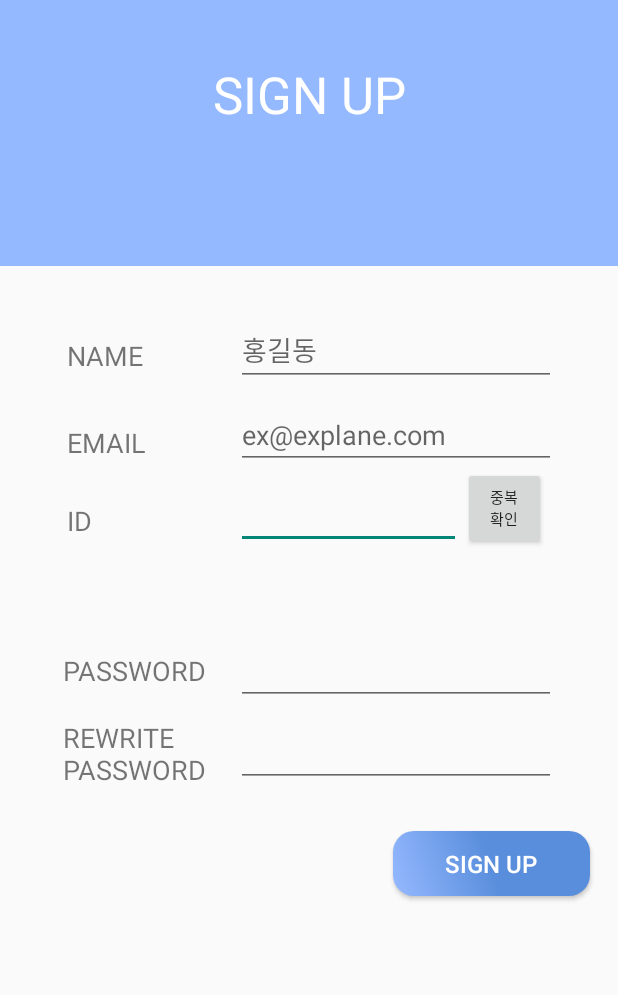
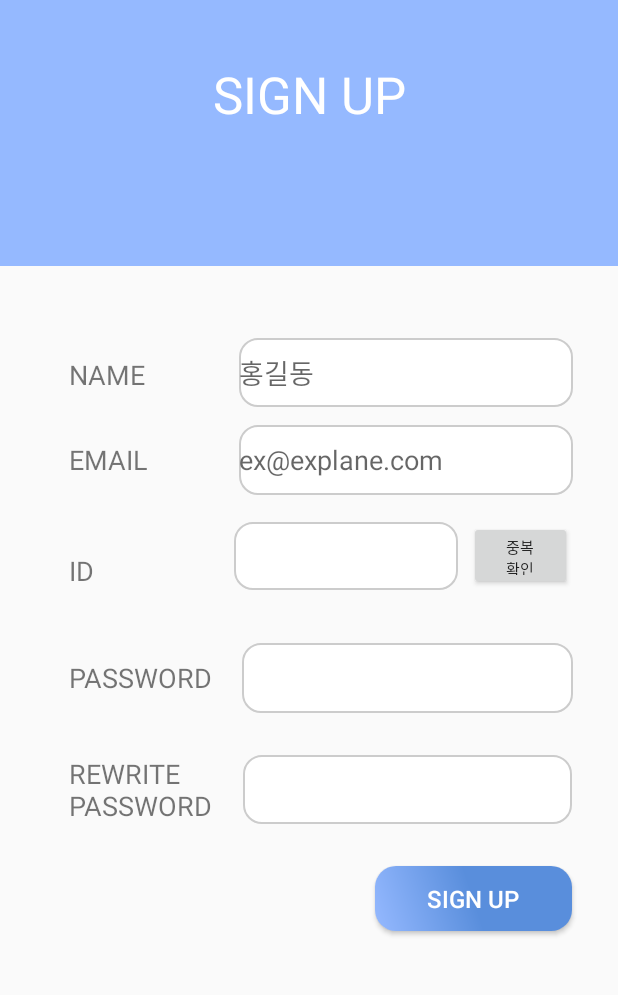
Before and after one commit to taegyeong0225/inha-food-review-app, an Android app: the JoinActivity screen opened directly, with no data from a screen before it, on a phone screen of 412 x 824 dp, the part 95-1090 px from its top. Run offline under Robolectric (Android 15) with nearby library versions, the phone set to English and light mode, and no system bars.

Commit message:
로그인 회원가입 디자인 추가

```diff
--- a/app/src/main/res/layout/activity_join.xml
+++ b/app/src/main/res/layout/activity_join.xml
@@ -44,12 +44,133 @@
         app:layout_constraintTop_toBottomOf="@+id/editPW">
 
         <TextView
+            android:id="@+id/txtInputId"
+            android:layout_width="wrap_content"
+            android:layout_height="wrap_content"
+            android:layout_marginStart="46dp"
+            android:layout_marginTop="49dp"
+            android:layout_marginEnd="93dp"
+            android:text="ID"
+            android:textSize="18sp"
+            app:layout_constraintEnd_toStartOf="@+id/editID"
+            app:layout_constraintStart_toStartOf="parent"
+            app:layout_constraintTop_toBottomOf="@+id/txtInputEmail" />
+
+        <EditText
+            android:id="@+id/editPW"
+            android:layout_width="0dp"
+            android:layout_height="0dp"
+            android:layout_marginEnd="27dp"
+            android:layout_marginBottom="28dp"
+            android:background="@drawable/rounded_edittext"
+            android:ems="10"
+            android:inputType="textPassword"
+            app:layout_constraintBottom_toTopOf="@+id/editCheckPW"
+            app:layout_constraintEnd_toEndOf="parent"
+            app:layout_constraintStart_toEndOf="@+id/txtInputPW"
+            app:layout_constraintTop_toBottomOf="@+id/btnCheckId" />
+
+        <TextView
+            android:id="@+id/txtInputPW"
+            android:layout_width="wrap_content"
+            android:layout_height="wrap_content"
+            android:layout_marginStart="46dp"
+            android:layout_marginEnd="19dp"
+            android:text="PASSWORD"
+            android:textSize="18sp"
+            app:layout_constraintBaseline_toBaselineOf="@+id/editPW"
+            app:layout_constraintEnd_toStartOf="@+id/editPW"
+            app:layout_constraintStart_toStartOf="parent" />
+
+        <EditText
+            android:id="@+id/editCheckPW"
+            android:layout_width="0dp"
+            android:layout_height="0dp"
+            android:layout_marginEnd="28dp"
+            android:layout_marginBottom="211dp"
+            android:background="@drawable/rounded_edittext"
+            android:ems="10"
+            android:inputType="textPassword"
+            app:layout_constraintBottom_toBottomOf="parent"
+            app:layout_constraintEnd_toEndOf="parent"
+            app:layout_constraintStart_toEndOf="@+id/txtInputCheckPW"
+            app:layout_constraintTop_toBottomOf="@+id/editPW" />
+
+        <Button
+            android:id="@+id/btnJoin"
+            android:layout_width="131dp"
+            android:layout_height="43dp"
+            android:layout_marginTop="28dp"
+            android:layout_marginEnd="28dp"
+            android:background="@drawable/round_button"
+            android:text="SIGN UP"
+            android:textColor="@color/white"
+            android:textSize="16sp"
+            app:layout_constraintEnd_toEndOf="parent"
+            app:layout_constraintTop_toBottomOf="@+id/editCheckPW" />
+
+        <TextView
+            android:id="@+id/txtInputCheckPW"
+            android:layout_width="wrap_content"
+            android:layout_height="wrap_content"
+            android:layout_marginStart="46dp"
+            android:layout_marginEnd="20dp"
+            android:text="REWRITE \nPASSWORD"
+            android:textSize="18sp"
+            app:layout_constraintEnd_toStartOf="@+id/editCheckPW"
+            app:layout_constraintStart_toStartOf="parent"
+            app:layout_constraintTop_toTopOf="@+id/editCheckPW" />
+
+        <Button
+            android:id="@+id/btnCheckId"
+            android:layout_width="0dp"
+            android:layout_height="0dp"
+            android:layout_marginEnd="28dp"
+            android:layout_marginBottom="35dp"
+            android:text="중복\n확인"
+            android:textSize="10sp"
+            app:layout_constraintBottom_toTopOf="@+id/editPW"
+            app:layout_constraintEnd_toEndOf="parent"
+            app:layout_constraintStart_toEndOf="@+id/editID"
+            app:layout_constraintTop_toBottomOf="@+id/editEmail" />
+
+        <EditText
+            android:id="@+id/editID"
+            android:layout_width="149dp"
+            android:layout_height="45dp"
+            android:layout_marginEnd="7dp"
+            android:background="@drawable/rounded_edittext"
+            android:ems="10"
+            android:inputType="text"
+            app:layout_constraintBottom_toBottomOf="@+id/btnCheckId"
+            app:layout_constraintEnd_toStartOf="@+id/btnCheckId"
+            app:layout_constraintStart_toEndOf="@+id/txtInputId"
+            app:layout_constraintTop_toTopOf="@+id/btnCheckId"
+            app:layout_constraintVertical_bias="1.0" />
+
+        <EditText
+            android:id="@+id/editName"
+            android:layout_width="0dp"
+            android:layout_height="0dp"
+            android:layout_marginTop="48dp"
+            android:layout_marginEnd="27dp"
+            android:layout_marginBottom="12dp"
+            android:background="@drawable/rounded_edittext"
+            android:ems="10"
+            android:hint="홍길동"
+            android:inputType="text"
+            app:layout_constraintBottom_toTopOf="@+id/editEmail"
+            app:layout_constraintEnd_toEndOf="parent"
+            app:layout_constraintStart_toEndOf="@+id/txtInputName"
+            app:layout_constraintTop_toTopOf="parent" />
+
+        <TextView
             android:id="@+id/txtInputName"
             android:layout_width="wrap_content"
             android:layout_height="wrap_content"
-            android:layout_marginStart="6dp"
-            android:layout_marginTop="47dp"
-            android:layout_marginEnd="22dp"
+            android:layout_marginStart="46dp"
+            android:layout_marginTop="60dp"
+            android:layout_marginEnd="62dp"
             android:text="NAME"
             android:textSize="18sp"
             app:layout_constraintEnd_toStartOf="@+id/editName"
@@ -60,134 +181,29 @@
             android:id="@+id/txtInputEmail"
             android:layout_width="wrap_content"
             android:layout_height="wrap_content"
-            android:layout_marginStart="6dp"
-            android:layout_marginTop="33dp"
-            android:layout_marginEnd="20dp"
+            android:layout_marginStart="46dp"
+            android:layout_marginTop="32dp"
+            android:layout_marginEnd="60dp"
             android:text="EMAIL"
             android:textSize="18sp"
             app:layout_constraintEnd_toStartOf="@+id/editEmail"
             app:layout_constraintStart_toStartOf="parent"
             app:layout_constraintTop_toBottomOf="@+id/txtInputName" />
 
-        <TextView
-            android:id="@+id/txtInputId"
-            android:layout_width="wrap_content"
-            android:layout_height="wrap_content"
-            android:layout_marginTop="27dp"
-            android:text="ID"
-            android:textSize="18sp"
-            app:layout_constraintStart_toStartOf="@+id/txtInputEmail"
-            app:layout_constraintTop_toBottomOf="@+id/txtInputEmail" />
-
-        <EditText
-            android:id="@+id/editID"
-            android:layout_width="150dp"
-            android:layout_height="43dp"
-            android:layout_marginTop="10dp"
-            android:ems="10"
-            android:inputType="text"
-            app:layout_constraintStart_toStartOf="@+id/editEmail"
-            app:layout_constraintTop_toBottomOf="@+id/editEmail" />
-
-        <EditText
-            android:id="@+id/editPW"
-            android:layout_width="wrap_content"
-            android:layout_height="wrap_content"
-            android:layout_marginTop="24dp"
-            android:ems="10"
-            android:inputType="textPassword"
-            app:layout_constraintStart_toStartOf="@+id/txtCheckID"
-            app:layout_constraintTop_toBottomOf="@+id/txtCheckID" />
-
-        <TextView
-            android:id="@+id/txtInputPW"
-            android:layout_width="wrap_content"
-            android:layout_height="wrap_content"
-            android:layout_marginEnd="19dp"
-            android:text="PASSWORD"
-            android:textSize="18sp"
-            app:layout_constraintBaseline_toBaselineOf="@+id/editPW"
-            app:layout_constraintEnd_toStartOf="@+id/editPW" />
-
-        <EditText
-            android:id="@+id/editCheckPW"
-            android:layout_width="wrap_content"
-            android:layout_height="wrap_content"
-            android:layout_marginTop="9dp"
-            android:ems="10"
-            android:inputType="textPassword"
-            app:layout_constraintStart_toStartOf="@+id/editPW"
-            app:layout_constraintTop_toBottomOf="@+id/editPW" />
-
-        <TextView
-            android:id="@+id/txtInputCheckPW"
-            android:layout_width="wrap_content"
-            android:layout_height="wrap_content"
-            android:text="REWRITE \nPASSWORD"
-            android:textSize="18sp"
-            app:layout_constraintStart_toStartOf="@+id/txtInputPW"
-            app:layout_constraintTop_toTopOf="@+id/editCheckPW" />
-
-        <EditText
-            android:id="@+id/editName"
-            android:layout_width="wrap_content"
-            android:layout_height="wrap_content"
-            android:layout_marginTop="32dp"
-            android:ems="10"
-            android:hint="홍길동"
-            android:inputType="text"
-            app:layout_constraintEnd_toEndOf="parent"
-            app:layout_constraintStart_toEndOf="@+id/txtInputName"
-            app:layout_constraintTop_toTopOf="parent" />
-
         <EditText
             android:id="@+id/editEmail"
-            android:layout_width="wrap_content"
-            android:layout_height="wrap_content"
-            android:layout_marginTop="10dp"
+            android:layout_width="0dp"
+            android:layout_height="0dp"
+            android:layout_marginEnd="27dp"
+            android:layout_marginBottom="17dp"
+            android:background="@drawable/rounded_edittext"
             android:ems="10"
             android:hint="ex@explane.com"
             android:inputType="text"
+            app:layout_constraintBottom_toTopOf="@+id/btnCheckId"
             app:layout_constraintEnd_toEndOf="parent"
             app:layout_constraintStart_toEndOf="@+id/txtInputEmail"
             app:layout_constraintTop_toBottomOf="@+id/editName" />
 
-        <Button
-            android:id="@+id/btnJoin"
-            android:layout_width="131dp"
-            android:layout_height="43dp"
-            android:layout_marginTop="29dp"
-            android:layout_marginEnd="16dp"
-            android:background="@drawable/round_button"
-            android:text="SIGN UP"
-            android:textColor="@color/white"
-            android:textSize="16sp"
-            app:layout_constraintEnd_toEndOf="parent"
-            app:layout_constraintTop_toBottomOf="@+id/editCheckPW" />
-
-        <TextView
-            android:id="@+id/txtCheckID"
-            android:layout_width="wrap_content"
-            android:layout_height="wrap_content"
-            android:layout_marginTop="18dp"
-            android:textColor="#9E9E9E"
-            android:textSize="12sp"
-            app:layout_constraintEnd_toStartOf="@+id/editID"
-            app:layout_constraintStart_toStartOf="@+id/editID"
-            app:layout_constraintTop_toBottomOf="@+id/editID" />
-
-        <Button
-            android:id="@+id/btnCheckId"
-            android:layout_width="55dp"
-            android:layout_height="55dp"
-            android:layout_marginEnd="43dp"
-            android:layout_marginBottom="59dp"
-            android:text="중복\n확인"
-            android:textSize="10sp"
-            app:layout_constraintBottom_toTopOf="@+id/editPW"
-            app:layout_constraintEnd_toEndOf="parent"
-            app:layout_constraintStart_toEndOf="@+id/editID"
-            app:layout_constraintTop_toBottomOf="@+id/editEmail" />
-
     </androidx.constraintlayout.widget.ConstraintLayout>
 </LinearLayout>
--- a/app/src/main/res/layout/activity_login.xml
+++ b/app/src/main/res/layout/activity_login.xml
@@ -45,11 +45,12 @@
 
         <EditText
             android:id="@+id/editTextId"
-            android:layout_width="wrap_content"
-            android:layout_height="wrap_content"
+            android:layout_width="216dp"
+            android:layout_height="43dp"
             android:layout_marginTop="100dp"
             android:layout_marginEnd="26dp"
             android:layout_marginBottom="96dp"
+            android:background="@drawable/rounded_edittext"
             android:ems="10"
             android:inputType="text"
             app:layout_constraintBottom_toBottomOf="@+id/editTextPassword"
@@ -69,9 +70,10 @@
 
         <EditText
             android:id="@+id/editTextPassword"
-            android:layout_width="wrap_content"
-            android:layout_height="wrap_content"
-            android:layout_marginEnd="26dp"
+            android:layout_width="216dp"
+            android:layout_height="43dp"
+            android:layout_marginEnd="24dp"
+            android:background="@drawable/rounded_edittext"
             android:ems="10"
             android:inputType="textPassword"
             app:layout_constraintBaseline_toBaselineOf="@+id/txtPW"
--- a/app/src/main/res/layout/fragment_home.xml
+++ b/app/src/main/res/layout/fragment_home.xml
@@ -5,6 +5,7 @@
     android:id="@+id/frameLayout2"
     android:layout_width="match_parent"
     android:layout_height="match_parent"
+    android:background="@drawable/background"
     tools:context=".HomeFragment">
 
     <TextView
--- a/app/src/main/res/layout/fragment_membership.xml
+++ b/app/src/main/res/layout/fragment_membership.xml
@@ -4,13 +4,26 @@
     xmlns:tools="http://schemas.android.com/tools"
     android:layout_width="match_parent"
     android:layout_height="match_parent"
+    android:background="@drawable/background"
     tools:context=".MembershipFragment">
+
+    <TextView
+        android:id="@+id/textViewUserName"
+        android:layout_width="wrap_content"
+        android:layout_height="wrap_content"
+        android:layout_marginTop="252dp"
+        android:text="Hello, User"
+        android:textSize="24sp"
+        app:layout_constraintEnd_toEndOf="parent"
+        app:layout_constraintHorizontal_bias="0.498"
+        app:layout_constraintStart_toStartOf="parent"
+        app:layout_constraintTop_toTopOf="parent" />
 
     <Button
         android:id="@+id/btnLogout"
         android:layout_width="wrap_content"
         android:layout_height="wrap_content"
-        android:layout_marginTop="24dp"
+        android:layout_marginTop="88dp"
         android:background="@drawable/round_button"
         android:text="LOGOUT"
         android:textColor="@color/white"
@@ -19,16 +32,4 @@
         app:layout_constraintHorizontal_bias="0.496"
         app:layout_constraintStart_toStartOf="parent"
         app:layout_constraintTop_toBottomOf="@id/textViewUserName" />
-
-    <TextView
-        android:id="@+id/textViewUserName"
-        android:layout_width="wrap_content"
-        android:layout_height="wrap_content"
-        android:layout_marginTop="88dp"
-        android:text="Hello, User"
-        android:textSize="24sp"
-        app:layout_constraintEnd_toEndOf="parent"
-        app:layout_constraintHorizontal_bias="0.498"
-        app:layout_constraintStart_toStartOf="parent"
-        app:layout_constraintTop_toTopOf="parent" />
 </androidx.constraintlayout.widget.ConstraintLayout>
--- a/app/src/main/res/layout/fragment_settings.xml
+++ b/app/src/main/res/layout/fragment_settings.xml
@@ -5,27 +5,28 @@
     android:id="@+id/frameLayout"
     android:layout_width="match_parent"
     android:layout_height="match_parent"
+    android:background="@drawable/background"
     tools:context=".SettingsFragment">
+
+    <TextView
+        android:id="@+id/txtRequireLogin"
+        android:layout_width="wrap_content"
+        android:layout_height="wrap_content"
+        android:layout_marginTop="264dp"
+        android:text="로그인이 필요합니다."
+        android:textSize="34sp"
+        app:layout_constraintEnd_toEndOf="parent"
+        app:layout_constraintStart_toStartOf="parent"
+        app:layout_constraintTop_toTopOf="parent" />
 
     <Button
         android:id="@+id/btnGoLoginLayout"
         android:layout_width="357dp"
         android:layout_height="51dp"
-        android:layout_marginTop="228dp"
+        android:layout_marginTop="384dp"
         android:layout_marginEnd="24dp"
         android:background="@drawable/round_button"
         android:text="LOGIN"
         app:layout_constraintEnd_toEndOf="parent"
         app:layout_constraintTop_toTopOf="parent" />
-
-    <TextView
-        android:id="@+id/txtRequireLogin"
-        android:layout_width="wrap_content"
-        android:layout_height="wrap_content"
-        android:layout_marginTop="108dp"
-        android:text="로그인이 필요합니다."
-        android:textSize="34sp"
-        app:layout_constraintEnd_toEndOf="parent"
-        app:layout_constraintStart_toStartOf="parent"
-        app:layout_constraintTop_toTopOf="parent" />
 </androidx.constraintlayout.widget.ConstraintLayout>
```
Also changed, not shown: app/src/main/res/drawable/background.png (added).
